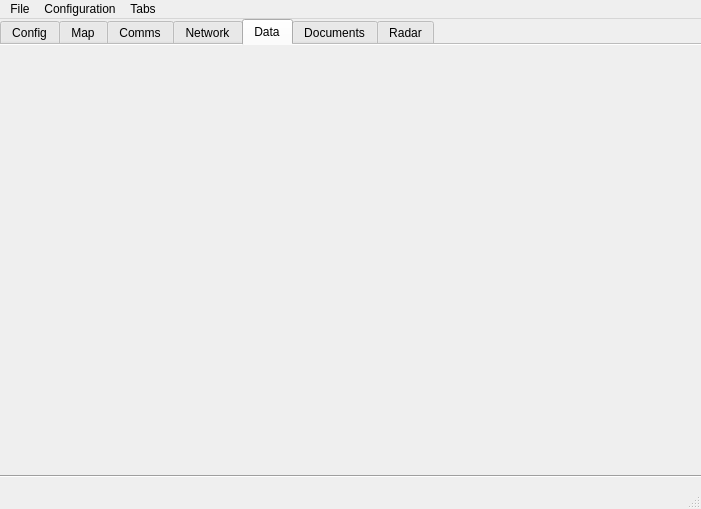
The window that mainwindow.ui (Input-Name-Here/Command-Control) describes before a commit, drawn with Qt 5.
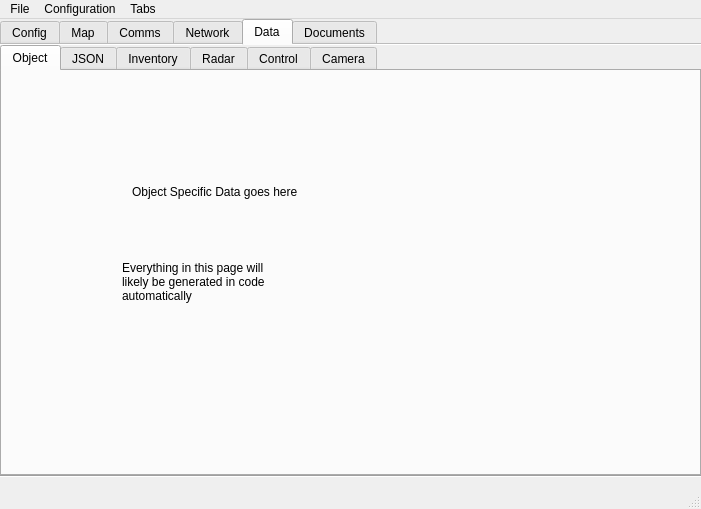
The same window after the commit. The open tabs and pages were chosen to show the change. Icons and pictures are not drawn.

Commit message: UI Data tab changed

Diff of the .ui file:
```diff
--- a/mainwindow.ui
+++ b/mainwindow.ui
@@ -1639,17 +1639,84 @@
      <attribute name="title">
       <string>Data</string>
      </attribute>
+     <widget class="QTabWidget" name="tabWidget_3">
+      <property name="geometry">
+       <rect>
+        <x>0</x>
+        <y>0</y>
+        <width>701</width>
+        <height>431</height>
+       </rect>
+      </property>
+      <property name="currentIndex">
+       <number>0</number>
+      </property>
+      <widget class="QWidget" name="DataObjTab">
+       <attribute name="title">
+        <string>Object</string>
+       </attribute>
+       <widget class="QLabel" name="label">
+        <property name="geometry">
+         <rect>
+          <x>130</x>
+          <y>60</y>
+          <width>281</width>
+          <height>121</height>
+         </rect>
+        </property>
+        <property name="text">
+         <string>Object Specific Data goes here</string>
+        </property>
+       </widget>
+       <widget class="QLabel" name="label_4">
+        <property name="geometry">
+         <rect>
+          <x>120</x>
+          <y>150</y>
+          <width>151</width>
+          <height>121</height>
+         </rect>
+        </property>
+        <property name="text">
+         <string>Everything in this page will likely be generated in code automatically</string>
+        </property>
+        <property name="wordWrap">
+         <bool>true</bool>
+        </property>
+       </widget>
+      </widget>
+      <widget class="QWidget" name="tab_6">
+       <attribute name="title">
+        <string>JSON</string>
+       </attribute>
+      </widget>
+      <widget class="QWidget" name="DataInvTab">
+       <attribute name="title">
+        <string>Inventory</string>
+       </attribute>
+      </widget>
+      <widget class="QWidget" name="tab_7">
+       <attribute name="title">
+        <string>Radar</string>
+       </attribute>
+      </widget>
+      <widget class="QWidget" name="tab_8">
+       <attribute name="title">
+        <string>Control</string>
+       </attribute>
+      </widget>
+      <widget class="QWidget" name="tab_4">
+       <attribute name="title">
+        <string>Camera</string>
+       </attribute>
+      </widget>
+     </widget>
     </widget>
     <widget class="QWidget" name="tab_docs">
      <attribute name="title">
       <string>Documents</string>
      </attribute>
     </widget>
-    <widget class="QWidget" name="tab_radar">
-     <attribute name="title">
-      <string>Radar</string>
-     </attribute>
-    </widget>
    </widget>
    <widget class="Line" name="line_5">
     <property name="geometry">
```
Left out of the diff: 18 changed lines with no effect on the pictures.
